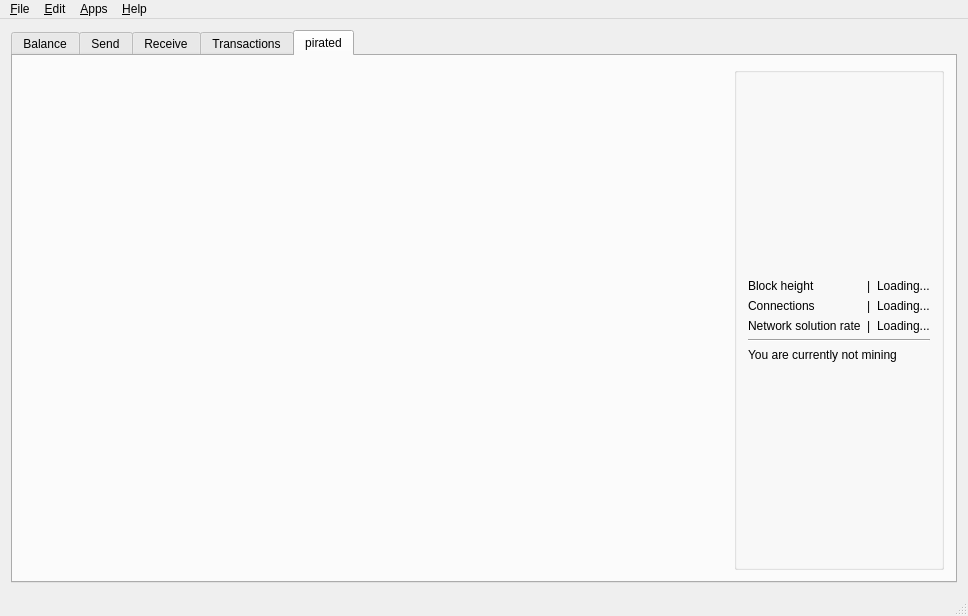
radix42/SevenSeas, file src/mainwindow.ui: the form before one commit.
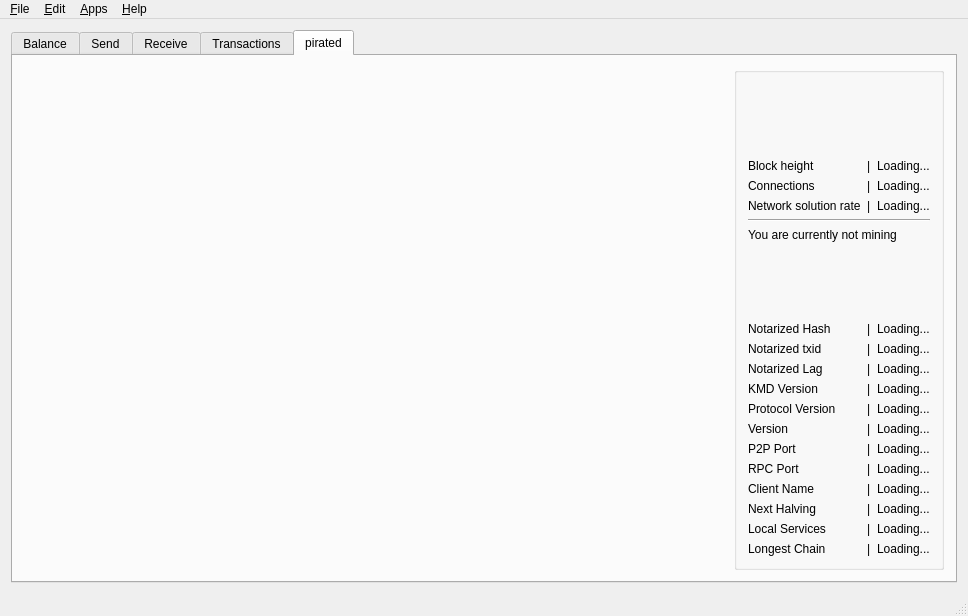
The form after the commit. The open tabs and pages were chosen to show the change. Icons and pictures are not drawn. Custom widgets are drawn as their Qt base class.

```diff
--- a/src/mainwindow.ui
+++ b/src/mainwindow.ui
@@ -939,6 +939,274 @@
                </property>
               </widget>
              </item>
+
+             <item row="7" column="0">
+              <widget class="QLabel" name="notarizedhashlabel">
+               <property name="text">
+                <string>Notarized Hash</string>
+               </property>
+              </widget>
+             </item>
+             <item row="7" column="2">
+              <widget class="QLabel" name="notarizedhashvalue">
+               <property name="text">
+                <string>Loading...</string>
+               </property>
+              </widget>
+             </item>
+             <item row="7" column="1">
+              <widget class="QLabel" name="notarizedhashspacer">
+               <property name="text">
+                <string>|</string>
+               </property>
+              </widget>
+             </item>
+
+             <item row="8" column="0">
+              <widget class="QLabel" name="notarizedtxidlabel">
+               <property name="text">
+                <string>Notarized txid</string>
+               </property>
+              </widget>
+             </item>
+             <item row="8" column="2">
+              <widget class="QLabel" name="notarizedtxidvalue">
+               <property name="text">
+                <string>Loading...</string>
+               </property>
+              </widget>
+             </item>
+             <item row="8" column="1">
+              <widget class="QLabel" name="notarizedtxidspacer">
+               <property name="text">
+                <string>|</string>
+               </property>
+              </widget>
+             </item>
+
+             <item row="9" column="0">
+              <widget class="QLabel" name="laglabel">
+               <property name="text">
+                <string>Notarized Lag</string>
+               </property>
+              </widget>
+             </item>
+             <item row="9" column="2">
+              <widget class="QLabel" name="lagvalue">
+               <property name="text">
+                <string>Loading...</string>
+               </property>
+              </widget>
+             </item>
+             <item row="9" column="1">
+              <widget class="QLabel" name="lagspacer">
+               <property name="text">
+                <string>|</string>
+               </property>
+              </widget>
+             </item>
+
+             <item row="10" column="0">
+              <widget class="QLabel" name="kmdversionlabel">
+               <property name="text">
+                <string>KMD Version</string>
+               </property>
+              </widget>
+             </item>
+             <item row="10" column="2">
+              <widget class="QLabel" name="kmdversion">
+               <property name="text">
+                <string>Loading...</string>
+               </property>
+              </widget>
+             </item>
+             <item row="10" column="1">
+              <widget class="QLabel" name="kmdversionspacer">
+               <property name="text">
+                <string>|</string>
+               </property>
+              </widget>
+             </item>
+
+
+             <item row="11" column="0">
+              <widget class="QLabel" name="protocolversionlabel">
+               <property name="text">
+                <string>Protocol Version</string>
+               </property>
+              </widget>
+             </item>
+             <item row="11" column="2">
+              <widget class="QLabel" name="protocolversion">
+               <property name="text">
+                <string>Loading...</string>
+               </property>
+              </widget>
+             </item>
+             <item row="11" column="1">
+              <widget class="QLabel" name="protocolversionspacer">
+               <property name="text">
+                <string>|</string>
+               </property>
+              </widget>
+             </item>
+
+
+             <item row="12" column="0">
+              <widget class="QLabel" name="versionlabel">
+               <property name="text">
+                <string>Version</string>
+               </property>
+              </widget>
+             </item>
+             <item row="12" column="2">
+              <widget class="QLabel" name="version">
+               <property name="text">
+                <string>Loading...</string>
+               </property>
+              </widget>
+             </item>
+             <item row="12" column="1">
+              <widget class="QLabel" name="versionspacer">
+               <property name="text">
+                <string>|</string>
+               </property>
+              </widget>
+             </item>
+
+             <item row="13" column="0">
+              <widget class="QLabel" name="p2pportlabel">
+               <property name="text">
+                <string>P2P Port</string>
+               </property>
+              </widget>
+             </item>
+             <item row="13" column="2">
+              <widget class="QLabel" name="p2pport">
+               <property name="text">
+                <string>Loading...</string>
+               </property>
+              </widget>
+             </item>
+             <item row="13" column="1">
+              <widget class="QLabel" name="p2pportspacer">
+               <property name="text">
+                <string>|</string>
+               </property>
+              </widget>
+             </item>
+
+
+             <item row="14" column="0">
+              <widget class="QLabel" name="rpcportlabel">
+               <property name="text">
+                <string>RPC Port</string>
+               </property>
+              </widget>
+             </item>
+             <item row="14" column="2">
+              <widget class="QLabel" name="rpcport">
+               <property name="text">
+                <string>Loading...</string>
+               </property>
+              </widget>
+             </item>
+             <item row="14" column="1">
+              <widget class="QLabel" name="rpcportspacer">
+               <property name="text">
+                <string>|</string>
+               </property>
+              </widget>
+             </item>
+
+             <item row="15" column="0">
+              <widget class="QLabel" name="clientnamelabel">
+               <property name="text">
+                <string>Client Name</string>
+               </property>
+              </widget>
+             </item>
+             <item row="15" column="2">
+              <widget class="QLabel" name="clientname">
+               <property name="text">
+                <string>Loading...</string>
+               </property>
+              </widget>
+             </item>
+             <item row="15" column="1">
+              <widget class="QLabel" name="clientnamespacer">
+               <property name="text">
+                <string>|</string>
+               </property>
+              </widget>
+             </item>
+
+             <item row="16" column="0">
+              <widget class="QLabel" name="halvinglabel">
+               <property name="text">
+                <string>Next Halving</string>
+               </property>
+              </widget>
+             </item>
+             <item row="16" column="2">
+              <widget class="QLabel" name="halving">
+               <property name="text">
+                <string>Loading...</string>
+               </property>
+              </widget>
+             </item>
+             <item row="16" column="1">
+              <widget class="QLabel" name="halvingspacer">
+               <property name="text">
+                <string>|</string>
+               </property>
+              </widget>
+             </item>
+
+             <item row="17" column="0">
+              <widget class="QLabel" name="localserviceslabel">
+               <property name="text">
+                <string>Local Services</string>
+               </property>
+              </widget>
+             </item>
+             <item row="17" column="2">
+              <widget class="QLabel" name="localservices">
+               <property name="text">
+                <string>Loading...</string>
+               </property>
+              </widget>
+             </item>
+             <item row="17" column="1">
+              <widget class="QLabel" name="localservicesspacer">
+               <property name="text">
+                <string>|</string>
+               </property>
+              </widget>
+             </item>
+
+             <item row="18" column="0">
+              <widget class="QLabel" name="longestchainlabel">
+               <property name="text">
+                <string>Longest Chain</string>
+               </property>
+              </widget>
+             </item>
+             <item row="18" column="2">
+              <widget class="QLabel" name="longestchain">
+               <property name="text">
+                <string>Loading...</string>
+               </property>
+              </widget>
+             </item>
+             <item row="18" column="1">
+              <widget class="QLabel" name="longestchainspacer">
+               <property name="text">
+                <string>|</string>
+               </property>
+              </widget>
+             </item>
+
              <item row="3" column="2">
               <widget class="QLabel" name="solrate">
                <property name="text">
```
Left out of the diff: 12 changed lines with no effect on the pictures.
